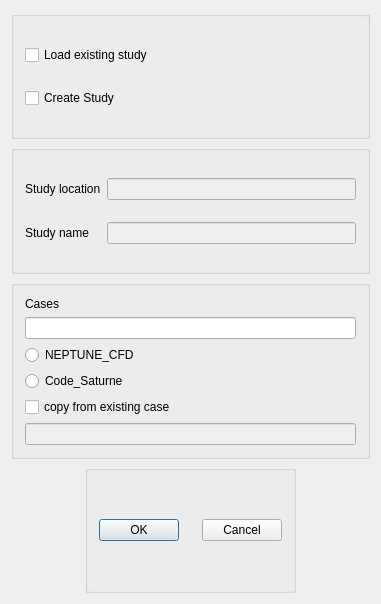
Before: the Qt Designer form cfd_study/src/CFDSTUDYGUI/SetTreeLocationDialog.ui in code-saturne/salome_cfd_extensions, drawn with Qt 5.
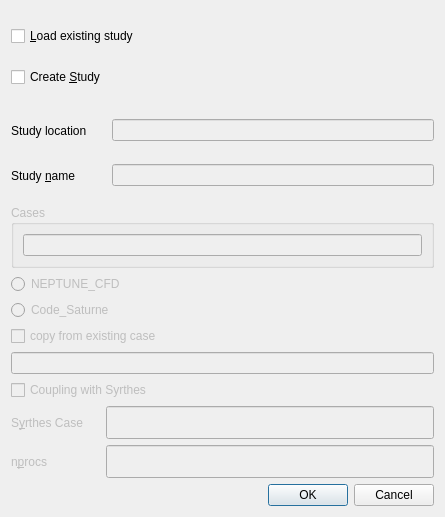
After: the same form once the commit is applied.

Commit message: Salome_CFD: Add load or Create Code_Saturne-Syrthes coupling. Some bugs fixed. CFD study Interface Improvments have been made (CFD study localization or creation) and bugs fixed. Provided by M.Paolillo.

The edit to the form file:
```diff
--- a/cfd_study/src/CFDSTUDYGUI/SetTreeLocationDialog.ui
+++ b/cfd_study/src/CFDSTUDYGUI/SetTreeLocationDialog.ui
@@ -6,30 +6,42 @@
    <rect>
     <x>0</x>
     <y>0</y>
-    <width>381</width>
-    <height>604</height>
+    <width>445</width>
+    <height>517</height>
    </rect>
   </property>
+  <property name="minimumSize">
+   <size>
+    <width>445</width>
+    <height>0</height>
+   </size>
+  </property>
   <property name="windowTitle">
    <string>CFD study localization or creation</string>
   </property>
-  <property name="modal">
-   <bool>true</bool>
-  </property>
-  <layout class="QVBoxLayout" name="verticalLayout_3">
+  <layout class="QVBoxLayout" name="verticalLayout_5">
    <item>
-    <widget class="QGroupBox" name="groupBox">
-     <property name="title">
-      <string/>
-     </property>
-     <layout class="QGridLayout" name="gridLayout_3">
-      <item row="0" column="0">
+    <widget class="QWidget" name="widget" native="true">
+     <layout class="QVBoxLayout" name="verticalLayout">
+      <property name="leftMargin">
+       <number>0</number>
+      </property>
+      <property name="topMargin">
+       <number>0</number>
+      </property>
+      <property name="rightMargin">
+       <number>0</number>
+      </property>
+      <property name="bottomMargin">
+       <number>0</number>
+      </property>
+      <item>
        <widget class="QCheckBox" name="checkBoxLoad">
         <property name="enabled">
          <bool>true</bool>
         </property>
         <property name="text">
-         <string>Load existing study</string>
+         <string>&amp;Load existing study</string>
         </property>
         <property name="checkable">
          <bool>true</bool>
@@ -42,10 +54,10 @@
         </property>
        </widget>
       </item>
-      <item row="1" column="0">
+      <item>
        <widget class="QCheckBox" name="checkBoxCreate">
         <property name="text">
-         <string>Create Study</string>
+         <string>Create &amp;Study</string>
         </property>
         <property name="checked">
          <bool>false</bool>
@@ -59,32 +71,63 @@
     </widget>
    </item>
    <item>
-    <widget class="QGroupBox" name="StudyGB">
-     <property name="title">
-      <string/>
-     </property>
-     <property name="checkable">
-      <bool>false</bool>
-     </property>
-     <layout class="QGridLayout" name="gridLayout_2">
+    <widget class="QWidget" name="StudyGB" native="true">
+     <layout class="QGridLayout" name="gridLayout">
+      <property name="leftMargin">
+       <number>0</number>
+      </property>
+      <property name="topMargin">
+       <number>0</number>
+      </property>
+      <property name="rightMargin">
+       <number>0</number>
+      </property>
+      <property name="bottomMargin">
+       <number>0</number>
+      </property>
       <item row="0" column="0">
        <widget class="QLabel" name="StudyDirLabel">
+        <property name="minimumSize">
+         <size>
+          <width>95</width>
+          <height>33</height>
+         </size>
+        </property>
         <property name="text">
          <string>Study location</string>
         </property>
         <property name="wordWrap">
          <bool>false</bool>
         </property>
+        <property name="buddy">
+         <cstring>StudyDirName</cstring>
+        </property>
+       </widget>
+      </item>
+      <item row="0" column="1">
+       <widget class="QLineEdit" name="StudyDirName">
+        <property name="enabled">
+         <bool>false</bool>
+        </property>
        </widget>
       </item>
       <item row="1" column="0">
        <widget class="QLabel" name="NameLabel">
+        <property name="minimumSize">
+         <size>
+          <width>95</width>
+          <height>33</height>
+         </size>
+        </property>
         <property name="text">
-         <string>Study name</string>
+         <string>Study &amp;name</string>
         </property>
         <property name="wordWrap">
          <bool>false</bool>
         </property>
+        <property name="buddy">
+         <cstring>StudyLineEdit</cstring>
+        </property>
        </widget>
       </item>
       <item row="1" column="1">
@@ -100,41 +143,33 @@
         </property>
        </widget>
       </item>
-      <item row="0" column="1">
-       <widget class="QLineEdit" name="StudyDirName">
-        <property name="enabled">
-         <bool>false</bool>
-        </property>
-       </widget>
-      </item>
      </layout>
     </widget>
    </item>
    <item>
-    <widget class="QGroupBox" name="CaseGroupBox">
+    <widget class="QWidget" name="CaseWidget" native="true">
      <property name="enabled">
-      <bool>true</bool>
+      <bool>false</bool>
      </property>
+     <layout class="QVBoxLayout" name="verticalLayout_3">
+      <property name="leftMargin">
+       <number>0</number>
+      </property>
+      <property name="topMargin">
+       <number>0</number>
+      </property>
+      <property name="rightMargin">
+       <number>0</number>
+      </property>
+      <property name="bottomMargin">
+       <number>0</number>
+      </property>
+      <item>
+       <widget class="QGroupBox" name="groupBox">
      <property name="title">
-      <string/>
-     </property>
-     <property name="checkable">
-      <bool>false</bool>
-     </property>
-     <property name="checked">
-      <bool>false</bool>
-     </property>
-     <layout class="QVBoxLayout" name="verticalLayout_2">
-      <item>
-       <widget class="QLabel" name="CaseLabel">
-        <property name="text">
          <string>Cases</string>
         </property>
-        <property name="wordWrap">
-         <bool>false</bool>
-        </property>
-       </widget>
-      </item>
+        <layout class="QHBoxLayout" name="horizontalLayout">
       <item>
        <widget class="QLineEdit" name="CaseLineEdit">
         <property name="toolTip">
@@ -145,8 +180,24 @@
         </property>
        </widget>
       </item>
+        </layout>
+       </widget>
+      </item>
       <item>
-       <layout class="QVBoxLayout" name="verticalLayout">
+       <widget class="QWidget" name="widget_2" native="true">
+        <layout class="QVBoxLayout" name="verticalLayout_2">
+         <property name="leftMargin">
+          <number>0</number>
+         </property>
+         <property name="topMargin">
+          <number>0</number>
+         </property>
+         <property name="rightMargin">
+          <number>0</number>
+         </property>
+         <property name="bottomMargin">
+          <number>0</number>
+         </property>
         <item>
          <widget class="QRadioButton" name="radioButtonNeptune">
           <property name="text">
@@ -161,6 +212,9 @@
           </property>
          </widget>
         </item>
+        </layout>
+       </widget>
+      </item>
         <item>
          <widget class="QCheckBox" name="checkBoxCopyFrom">
           <property name="text">
@@ -172,6 +226,21 @@
          </widget>
         </item>
         <item>
+       <widget class="QWidget" name="copyFromCase_widget" native="true">
+        <layout class="QHBoxLayout" name="horizontalLayout_2">
+         <property name="leftMargin">
+          <number>0</number>
+         </property>
+         <property name="topMargin">
+          <number>0</number>
+         </property>
+         <property name="rightMargin">
+          <number>0</number>
+         </property>
+         <property name="bottomMargin">
+          <number>0</number>
+         </property>
+         <item>
          <widget class="QLineEdit" name="copyFromCase">
           <property name="enabled">
            <bool>false</bool>
@@ -179,83 +248,150 @@
          </widget>
         </item>
        </layout>
-      </item>
-     </layout>
     </widget>
    </item>
    <item>
-    <layout class="QHBoxLayout" name="horizontalLayout">
+       <widget class="QWidget" name="SyrthesWidget" native="true">
+        <layout class="QVBoxLayout" name="verticalLayout_4">
+         <property name="leftMargin">
+          <number>0</number>
+         </property>
+         <property name="topMargin">
+          <number>0</number>
+         </property>
+         <property name="rightMargin">
+          <number>0</number>
+         </property>
+         <property name="bottomMargin">
+          <number>0</number>
+         </property>
      <item>
-      <spacer name="horizontalSpacer_4">
-       <property name="orientation">
-        <enum>Qt::Horizontal</enum>
-       </property>
-       <property name="sizeHint" stdset="0">
+          <widget class="QCheckBox" name="checkBoxCouplingSaturneSyrthes">
+           <property name="text">
+            <string>Coupling with Syrthes</string>
+           </property>
+          </widget>
+         </item>
+         <item>
+          <widget class="QWidget" name="SyrthesGroupBox" native="true">
+           <layout class="QGridLayout" name="gridLayout_2">
+            <property name="leftMargin">
+             <number>0</number>
+            </property>
+            <property name="topMargin">
+             <number>0</number>
+            </property>
+            <property name="rightMargin">
+             <number>0</number>
+            </property>
+            <property name="bottomMargin">
+             <number>0</number>
+            </property>
+            <item row="0" column="1">
+             <widget class="QLineEdit" name="syrthesCase">
+              <property name="minimumSize">
         <size>
-         <width>78</width>
-         <height>20</height>
-        </size>
-       </property>
-      </spacer>
-     </item>
-     <item>
-      <widget class="QGroupBox" name="groupBox2">
-       <property name="title">
-        <string/>
-       </property>
-       <layout class="QHBoxLayout">
-        <item>
-         <widget class="QPushButton" name="OKButton">
+                <width>0</width>
+                <height>33</height>
+               </size>
+              </property>
+              <property name="toolTip">
+               <string>Input cases names separated with space</string>
+              </property>
           <property name="text">
-           <string>OK</string>
+               <string/>
           </property>
          </widget>
         </item>
-        <item>
-         <spacer name="spacer2">
-          <property name="orientation">
-           <enum>Qt::Horizontal</enum>
-          </property>
-          <property name="sizeType">
-           <enum>QSizePolicy::Expanding</enum>
-          </property>
-          <property name="sizeHint" stdset="0">
+            <item row="1" column="0">
+             <widget class="QLabel" name="nprocsLabel">
+              <property name="minimumSize">
+               <size>
+                <width>89</width>
+                <height>33</height>
+               </size>
+              </property>
+              <property name="text">
+               <string>n&amp;procs</string>
+              </property>
+              <property name="wordWrap">
+               <bool>false</bool>
+              </property>
+              <property name="buddy">
+               <cstring>NprocsLineEdit</cstring>
+              </property>
+             </widget>
+            </item>
+            <item row="1" column="1">
+             <widget class="QLineEdit" name="NprocsLineEdit">
+              <property name="minimumSize">
            <size>
-            <width>20</width>
-            <height>20</height>
-           </size>
-          </property>
-         </spacer>
-        </item>
-        <item>
-         <widget class="QPushButton" name="CancelButton">
+                <width>146</width>
+                <height>33</height>
+               </size>
+              </property>
+              <property name="toolTip">
+               <string>Input cases names separated with space</string>
+              </property>
+              <property name="text">
+               <string/>
+              </property>
+             </widget>
+            </item>
+            <item row="0" column="0">
+             <widget class="QLabel" name="SyrthesCaseLabel">
+              <property name="minimumSize">
+               <size>
+                <width>89</width>
+                <height>33</height>
+               </size>
+              </property>
           <property name="text">
-           <string>Cancel</string>
-          </property>
+               <string>S&amp;yrthes Case</string>
+              </property>
+              <property name="wordWrap">
+               <bool>false</bool>
+              </property>
+              <property name="buddy">
+               <cstring>syrthesCase</cstring>
+              </property>
          </widget>
         </item>
        </layout>
       </widget>
      </item>
+        </layout>
+       </widget>
+      </item>
+     </layout>
+    </widget>
+   </item>
      <item>
-      <spacer name="horizontalSpacer_5">
+    <widget class="QDialogButtonBox" name="buttonBox">
        <property name="orientation">
         <enum>Qt::Horizontal</enum>
        </property>
-       <property name="sizeHint" stdset="0">
-        <size>
-         <width>78</width>
-         <height>20</height>
-        </size>
-       </property>
-      </spacer>
-     </item>
-    </layout>
-   </item>
-  </layout>
+     <property name="standardButtons">
+      <set>QDialogButtonBox::Cancel|QDialogButtonBox::Ok</set>
+     </property>
+    </widget>
+   </item>
+  </layout>
  </widget>
- <layoutdefault spacing="6" margin="11"/>
- <pixmapfunction>qPixmapFromMimeSource</pixmapfunction>
+ <tabstops>
+  <tabstop>checkBoxLoad</tabstop>
+  <tabstop>checkBoxCreate</tabstop>
+  <tabstop>StudyDirName</tabstop>
+  <tabstop>StudyLineEdit</tabstop>
+  <tabstop>CaseLineEdit</tabstop>
+  <tabstop>radioButtonNeptune</tabstop>
+  <tabstop>radioButtonSaturne</tabstop>
+  <tabstop>checkBoxCopyFrom</tabstop>
+  <tabstop>copyFromCase</tabstop>
+  <tabstop>checkBoxCouplingSaturneSyrthes</tabstop>
+  <tabstop>syrthesCase</tabstop>
+  <tabstop>NprocsLineEdit</tabstop>
+ </tabstops>
  <resources/>
  <connections>
   <connection>
```
Left out of the diff: 152 changed lines with no effect on the pictures. Lines whose indentation alone changed are shown as unchanged. The commit also changes 7 other files.
